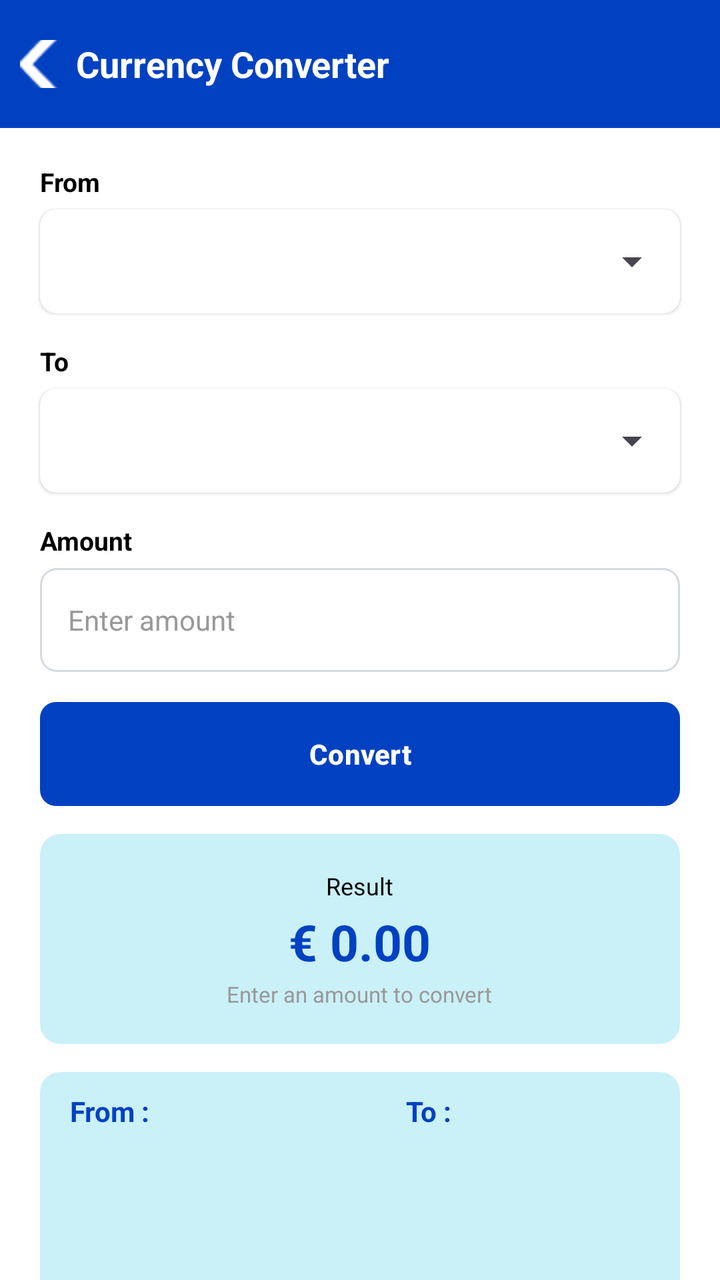
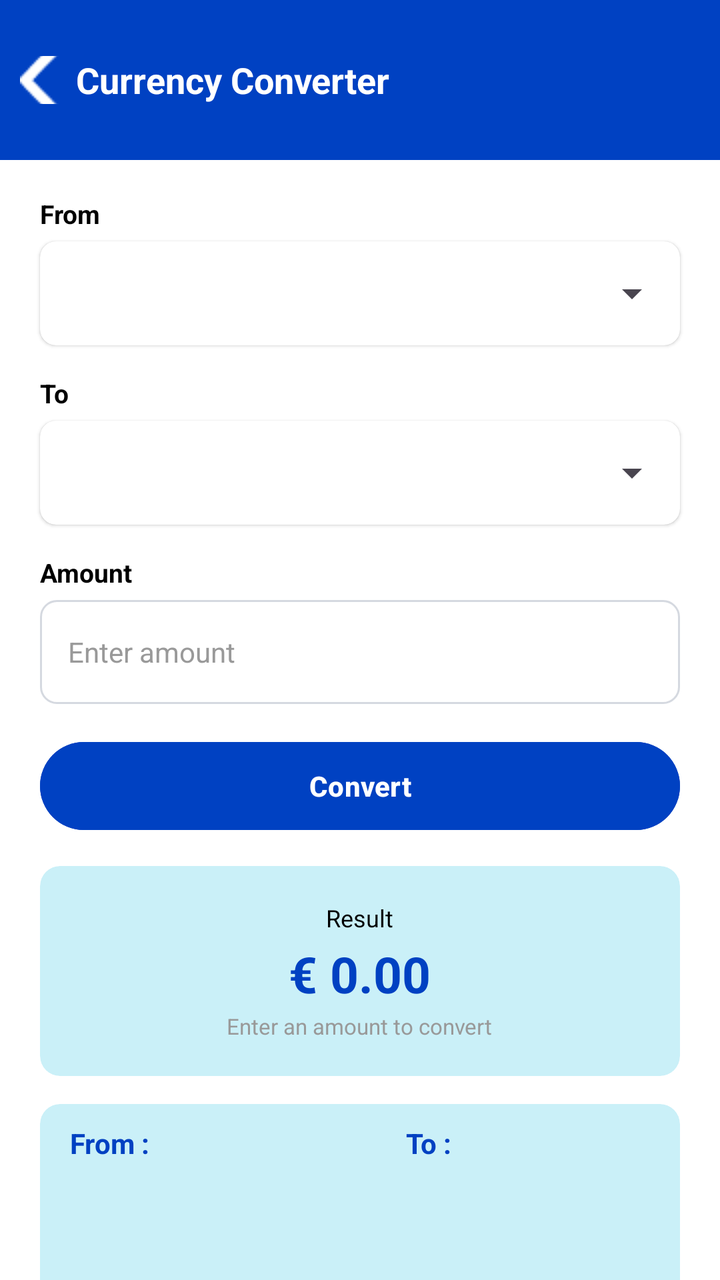

Screens rendered from an Android XML layout before and after an edit, with the pre-edit source and the edit as a unified diff.
<!-- AndroidManifest.xml: application theme Theme.Task_2 -->
<!-- res/layout/activity_converter.xml -->
<?xml version="1.0" encoding="utf-8"?>
<androidx.constraintlayout.widget.ConstraintLayout
    xmlns:android="http://schemas.android.com/apk/res/android"
    xmlns:app="http://schemas.android.com/apk/res-auto"
    xmlns:tools="http://schemas.android.com/tools"

    android:id="@+id/main"
    android:layout_width="match_parent"
    android:layout_height="match_parent"
    android:background="@color/white"
    tools:context=".converter">

    <LinearLayout
        android:id="@+id/headerLayout"
        android:layout_width="0dp"
        android:layout_height="64dp"
        android:background="@color/Blue"
        android:gravity="center_vertical"
        android:orientation="horizontal"
        android:paddingStart="8dp"
        android:paddingEnd="16dp"
        app:layout_constraintTop_toTopOf="parent"
        app:layout_constraintStart_toStartOf="parent"
        app:layout_constraintEnd_toEndOf="parent">

        <ImageButton
            android:id="@+id/backButton"
            android:layout_width="24dp"
            android:layout_height="24dp"
            android:background="?attr/selectableItemBackgroundBorderless"
            android:contentDescription="Back"
            android:padding="12dp"
            android:src="@drawable/ic_arrow_back"
            app:tint="@color/white" />

        <TextView
            android:layout_width="wrap_content"
            android:layout_height="wrap_content"
            android:layout_marginStart="6dp"
            android:text="Currency Converter"
            android:textColor="@color/white"
            android:textSize="18sp"
            android:textStyle="bold" />

    </LinearLayout>

    <TextView
        android:id="@+id/fromLabel"
        android:layout_width="wrap_content"
        android:layout_height="wrap_content"
        android:text="From"
        android:textColor="@color/black"
        android:textSize="13sp"
        android:textStyle="bold"
        android:layout_marginStart="20dp"
        android:layout_marginTop="18dp"
        app:layout_constraintTop_toBottomOf="@id/headerLayout"
        app:layout_constraintStart_toStartOf="parent" />

    <androidx.cardview.widget.CardView
        android:id="@+id/fromCard"
        android:layout_width="0dp"
        android:layout_height="52dp"
        android:layout_marginStart="20dp"
        android:layout_marginTop="5dp"
        android:layout_marginEnd="20dp"
        app:cardBackgroundColor="@color/white"
        app:cardCornerRadius="8dp"
        app:cardElevation="1dp"
        app:layout_constraintTop_toBottomOf="@id/fromLabel"
        app:layout_constraintStart_toStartOf="parent"
        app:layout_constraintEnd_toEndOf="parent">

        <Spinner
            android:id="@+id/spinner1"
            android:layout_width="match_parent"
            android:layout_height="match_parent"
            android:paddingStart="10dp"
            android:paddingEnd="8dp" />

    </androidx.cardview.widget.CardView>

    <TextView
        android:id="@+id/toLabel"
        android:layout_width="wrap_content"
        android:layout_height="wrap_content"
        android:text="To"
        android:textColor="@color/black"
        android:textSize="13sp"
        android:textStyle="bold"
        android:layout_marginStart="20dp"
        android:layout_marginTop="15dp"
        app:layout_constraintTop_toBottomOf="@id/fromCard"
        app:layout_constraintStart_toStartOf="parent" />

    <androidx.cardview.widget.CardView
        android:id="@+id/toCard"
        android:layout_width="0dp"
        android:layout_height="52dp"
        android:layout_marginStart="20dp"
        android:layout_marginTop="5dp"
        android:layout_marginEnd="20dp"
        app:cardBackgroundColor="@color/white"
        app:cardCornerRadius="8dp"
        app:cardElevation="1dp"
        app:layout_constraintTop_toBottomOf="@id/toLabel"
        app:layout_constraintStart_toStartOf="parent"
        app:layout_constraintEnd_toEndOf="parent">

        <Spinner
            android:id="@+id/spinner2"
            android:layout_width="match_parent"
            android:layout_height="match_parent"
            android:paddingStart="10dp"
            android:paddingEnd="8dp" />

    </androidx.cardview.widget.CardView>

    <TextView
        android:id="@+id/amountLabel"
        android:layout_width="wrap_content"
        android:layout_height="wrap_content"
        android:text="Amount"
        android:textColor="@color/black"
        android:textSize="13sp"
        android:textStyle="bold"
        android:layout_marginStart="20dp"
        android:layout_marginTop="15dp"
        app:layout_constraintTop_toBottomOf="@id/toCard"
        app:layout_constraintStart_toStartOf="parent" />

    <EditText
        android:id="@+id/amount"
        android:layout_width="0dp"
        android:layout_height="52dp"
        android:layout_marginStart="20dp"
        android:layout_marginTop="5dp"
        android:layout_marginEnd="20dp"
        android:background="@drawable/input_box"
        android:hint="Enter amount"
        android:inputType="numberDecimal"
        android:paddingStart="14dp"
        android:paddingEnd="14dp"
        android:singleLine="true"
        android:textColor="@color/black"
        android:textColorHint="@color/light_grey"
        android:textSize="14sp"
        app:layout_constraintTop_toBottomOf="@id/amountLabel"
        app:layout_constraintStart_toStartOf="parent"
        app:layout_constraintEnd_toEndOf="parent" />

    <Button
        android:id="@+id/Convertbtn"
        android:layout_width="match_parent"
        android:layout_height="52dp"
        android:layout_marginStart="20dp"
        android:layout_marginTop="15dp"
        android:layout_marginEnd="20dp"
        android:background="@drawable/blue_button"
        android:text="Convert"
        android:textColor="@color/white"
        android:textSize="14sp"
        android:textStyle="bold"
        app:layout_constraintTop_toBottomOf="@id/amount"
        app:layout_constraintStart_toStartOf="parent"
        app:layout_constraintEnd_toEndOf="parent"
        android:backgroundTint="@color/Blue"/>

    <androidx.cardview.widget.CardView
        android:id="@+id/resultCard"
        android:layout_width="0dp"
        android:layout_height="105dp"
        android:layout_marginStart="20dp"
        android:layout_marginTop="14dp"
        android:layout_marginEnd="20dp"
        app:cardBackgroundColor="@color/light_blue"
        app:cardCornerRadius="10dp"
        app:cardElevation="0dp"
        app:layout_constraintTop_toBottomOf="@id/Convertbtn"
        app:layout_constraintStart_toStartOf="parent"
        app:layout_constraintEnd_toEndOf="parent">

        <LinearLayout
            android:layout_width="match_parent"
            android:layout_height="match_parent"
            android:gravity="center"
            android:orientation="vertical">

            <TextView
                android:layout_width="wrap_content"
                android:layout_height="wrap_content"
                android:text="Result"
                android:textColor="@color/black"
                android:textSize="12sp" />

            <TextView
                android:id="@+id/resultamount"
                android:layout_width="wrap_content"
                android:layout_height="wrap_content"
                android:layout_marginTop="3dp"
                android:text="€ 0.00"
                android:textColor="@color/Blue"
                android:textSize="25sp"
                android:textStyle="bold" />

            <TextView
                android:id="@+id/resultDetails"
                android:layout_width="wrap_content"
                android:layout_height="wrap_content"
                android:layout_marginTop="2dp"
                android:text="Enter an amount to convert"
                android:textColor="@color/light_grey"
                android:textSize="11sp" />

        </LinearLayout>

    </androidx.cardview.widget.CardView>

    <androidx.cardview.widget.CardView
        android:id="@+id/historycard"
        android:layout_width="0dp"
        android:layout_height="200dp"
        android:layout_marginStart="20dp"
        android:layout_marginTop="14dp"
        android:layout_marginEnd="20dp"
        app:cardBackgroundColor="@color/light_blue"
        app:cardCornerRadius="10dp"
        app:cardElevation="0dp"
        app:layout_constraintTop_toBottomOf="@id/resultCard"
        app:layout_constraintStart_toStartOf="parent"
        app:layout_constraintEnd_toEndOf="parent">

        <LinearLayout
            android:layout_width="wrap_content"
            android:layout_height="wrap_content"
            android:orientation="horizontal">
            <TextView
                android:layout_width="wrap_content"
                android:layout_height="wrap_content"
                android:textStyle="bold"
                android:textColor="@color/Blue"
                android:text="From : "
                android:layout_marginTop="10dp"
                android:layout_marginLeft="15dp"/>

            <LinearLayout
                android:layout_width="100dp"
                android:layout_height="wrap_content"
                android:orientation="vertical"
                android:layout_marginTop="10dp"
                android:layout_marginLeft="10dp">

                <ListView
                    android:layout_width="120dp"
                    android:layout_height="wrap_content"
                    android:id="@+id/FromCurrency" />

            </LinearLayout>

            <TextView
                android:layout_width="wrap_content"
                android:layout_height="wrap_content"
                android:textStyle="bold"
                android:textColor="@color/Blue"
                android:text="To : "
                android:layout_marginTop="10dp"
                android:layout_marginLeft="15dp"/>

            <LinearLayout
                android:layout_width="100dp"
                android:layout_height="wrap_content"
                android:orientation="vertical"
                android:layout_marginTop="10dp"
                android:layout_marginLeft="10dp">

                <ListView
                    android:layout_width="120dp"
                    android:layout_height="wrap_content"
                    android:id="@+id/ToCurrency"/>

            </LinearLayout>

        </LinearLayout>

    </androidx.cardview.widget.CardView>

</androidx.constraintlayout.widget.ConstraintLayout>
<!-- resources referenced by this layout -->
<resources>
  <color name="Blue">#0041C2</color>
  <color name="black">#FF000000</color>
  <color name="light_blue">#CAF0F8</color>
  <color name="light_grey">#999999</color>
  <color name="white">#FFFFFFFF</color>
  <!-- drawable blue_button (drawable) -->
  <?xml version="1.0" encoding="utf-8"?>
  <shape xmlns:android="http://schemas.android.com/apk/res/android"
      android:shape="rectangle">
  
      <solid android:color="@color/Blue" />
  
      <corners android:radius="8dp" />
  
  </shape>
  <!-- drawable ic_arrow_back: png bitmap (drawable, 340 bytes) -->
  <!-- drawable input_box (drawable) -->
  <?xml version="1.0" encoding="utf-8"?>
  <shape xmlns:android="http://schemas.android.com/apk/res/android"
      android:shape="rectangle">
  
      <solid android:color="@color/white" />
  
      <stroke
          android:width="1dp"
          android:color="#D5D9E0" />
  
      <corners android:radius="8dp" />
  
  </shape>
  <style name="Theme.Task_2" parent="Base.Theme.Task_2" />
  <style name="Base.Theme.Task_2" parent="Theme.Material3.DayNight.NoActionBar">
          
          <item name="colorPrimary">@color/Blue</item>
          <item name="colorPrimaryVariant">@color/Blue</item>
          <item name="android:statusBarColor">@color/Blue</item>
      </style>
</resources>

<!-- the commit's change to res/layout/activity_converter.xml (unified diff, before → after) -->
@@ -13,7 +13,7 @@
     <LinearLayout
         android:id="@+id/headerLayout"
         android:layout_width="0dp"
-        android:layout_height="64dp"
+        android:layout_height="80dp"
         android:background="@color/Blue"
         android:gravity="center_vertical"
         android:orientation="horizontal"
@@ -156,7 +156,7 @@
         android:layout_marginStart="20dp"
         android:layout_marginTop="15dp"
         android:layout_marginEnd="20dp"
-        android:background="@drawable/blue_button"
+        android:drawableTint="@color/Blue"
         android:text="Convert"
         android:textColor="@color/white"
         android:textSize="14sp"
<!-- resource entries referenced after the edit -->
@@ -5,16 +5,6 @@
   <color name="light_blue">#CAF0F8</color>
   <color name="light_grey">#999999</color>
   <color name="white">#FFFFFFFF</color>
-  <!-- drawable blue_button (drawable) -->
-  <?xml version="1.0" encoding="utf-8"?>
-  <shape xmlns:android="http://schemas.android.com/apk/res/android"
-      android:shape="rectangle">
-  
-      <solid android:color="@color/Blue" />
-  
-      <corners android:radius="8dp" />
-  
-  </shape>
   <!-- drawable ic_arrow_back: png bitmap (drawable, 340 bytes) -->
   <!-- drawable input_box (drawable) -->
   <?xml version="1.0" encoding="utf-8"?>
